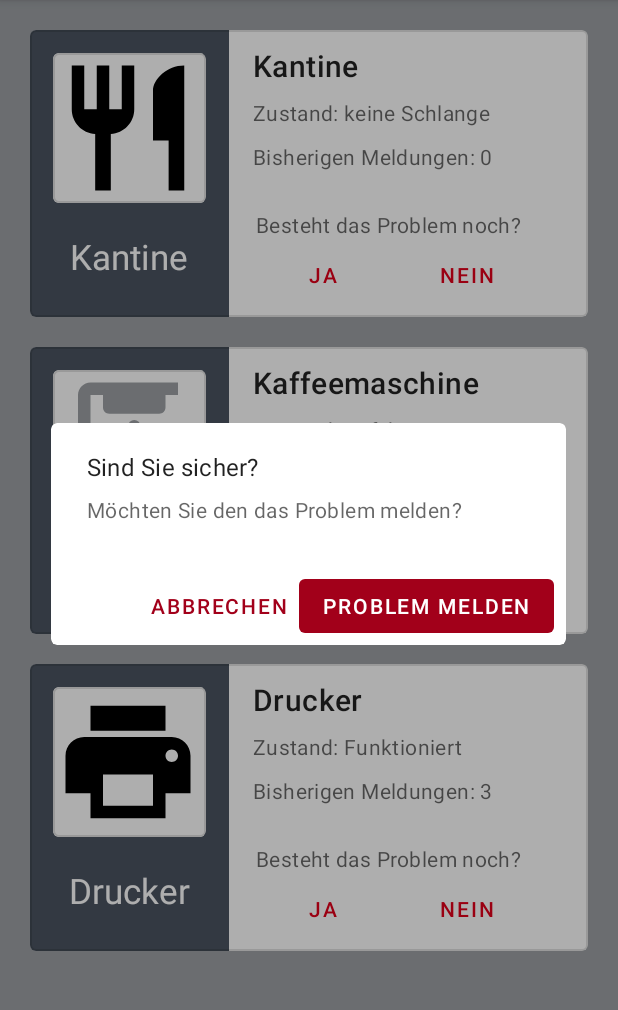
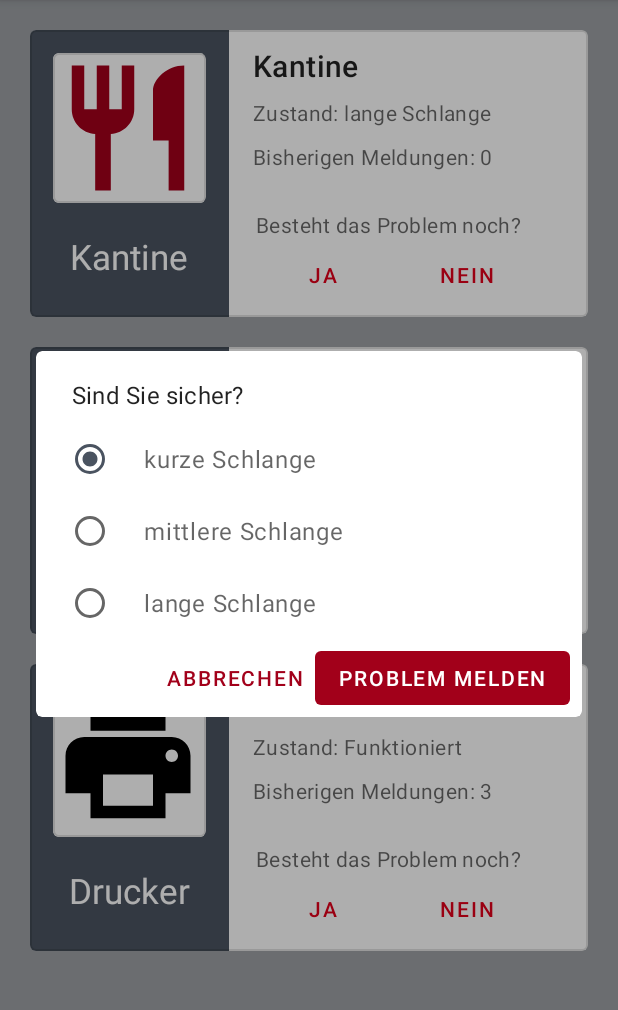
Before and after one commit to DHBWorld/DHBWorld, an Android app: the screen it shows after launch (UserInteraction), after a tap on "JA", on a phone screen of 412 x 824 dp, the part 84-1094 px from its top. Run offline under Robolectric (Android 15) with nearby library versions, the phone set to English and light mode, and no system bars.

Commit message:
DialogCofirmationUserInteraction wurde neu eingerichtet

```diff
--- a/app/src/main/java/com/main/dhbworld/Enums/InteractionState.java
+++ b/app/src/main/java/com/main/dhbworld/Enums/InteractionState.java
@@ -9,6 +9,7 @@ public enum InteractionState {
     NORMAL("Funktioniert", R.color.black),
     DEFECT("Defekt", R.color.grey_light),
     CLEANING("wird sauber gemacht", R.color.grey_light),
+
     QUEUE_LONG("lange Schlange", R.color.red_dark),
     QUEUE_MIDDLE("mittlere Schlange", R.color.red),
     QUEUE_KURZ("kurze Schlange", R.color.teal_700),
@@ -20,6 +21,7 @@ public enum InteractionState {
 
     private int color;
     private String text;
+
     InteractionState(String text, int color){
         this.color= color;
         this.text=text;
--- a/app/src/main/java/com/main/dhbworld/Fragments/DialogCofirmationUserInteraction.java
+++ b/app/src/main/java/com/main/dhbworld/Fragments/DialogCofirmationUserInteraction.java
@@ -3,19 +3,27 @@ import android.annotation.SuppressLint;
 import android.content.Context;
 import android.content.DialogInterface;
 import android.view.Gravity;
+import android.widget.ArrayAdapter;
+import android.widget.EditText;
+import android.widget.TextView;
 import android.widget.Toast;
 import androidx.annotation.NonNull;
 import com.google.android.material.dialog.MaterialAlertDialogBuilder;
+import com.main.dhbworld.Enums.InteractionState;
+import com.main.dhbworld.MainActivity;
 import com.main.dhbworld.R;
 
 
 public class DialogCofirmationUserInteraction extends MaterialAlertDialogBuilder {
+
+    private String nameOfSelectedState;
 
 
     public DialogCofirmationUserInteraction(@NonNull Context context, int message, int buttonText) {
         super(context);
         this.setTitle(R.string.sind_sie_sicher);
         this.setMessage(message);
+
 
         this.setNegativeButton(R.string.abbrechen, new DialogInterface.OnClickListener() {
             @Override
@@ -33,6 +41,51 @@ public class DialogCofirmationUserInteraction extends MaterialAlertDialogBuilder
 
             }
         });
+
+
     }
 
-  }
+    public DialogCofirmationUserInteraction(@NonNull Context context, String[] states, int buttonText) {
+        super(context);
+        this.setTitle(R.string.sind_sie_sicher);
+
+
+
+        this.setSingleChoiceItems(
+                states,
+                0,
+                new DialogInterface.OnClickListener() {
+                    @Override
+                    public void onClick(DialogInterface dialog, int item) {
+
+                        nameOfSelectedState=states[item];
+
+
+                    }
+                }
+        );
+
+        this.setNegativeButton(R.string.abbrechen, new DialogInterface.OnClickListener() {
+            @Override
+            public void onClick(DialogInterface dialog, int which) {
+                dialog.cancel();
+            }
+        });
+        this.setPositiveButton(buttonText, new DialogInterface.OnClickListener() {
+
+            @Override
+            public void onClick(DialogInterface dialog, int which) {
+                Toast toast= Toast.makeText(context, R.string.danke_fuer_event, Toast.LENGTH_SHORT);
+                toast.setGravity(Gravity.CENTER,0,0);
+                toast.show();
+
+            }
+        });
+
+
+    }
+
+    public String getNameOfSelectedState() {
+        return nameOfSelectedState;
+    }
+}
--- a/app/src/main/java/com/main/dhbworld/UserInteraction.java
+++ b/app/src/main/java/com/main/dhbworld/UserInteraction.java
@@ -1,9 +1,7 @@
 package com.main.dhbworld;
 
 import androidx.appcompat.app.AppCompatActivity;
-import androidx.fragment.app.FragmentManager;
 
-import android.content.DialogInterface;
 import android.content.res.Resources;
 import android.graphics.PorterDuff;
 import android.os.Bundle;
@@ -12,12 +10,14 @@ import android.widget.Button;
 import android.widget.ImageView;
 import android.widget.TextView;
 
-import com.google.android.material.dialog.MaterialAlertDialogBuilder;
 import com.main.dhbworld.Enums.InteractionState;
+
 import com.main.dhbworld.Fragments.DialogCofirmationUserInteraction;
 
+import java.util.ArrayList;
+
 public class UserInteraction extends AppCompatActivity {
-    private Button[] ja;
+    private ArrayList <Button> ja;
     private Button[] nein;
 
     private TextView zustandKantineTV;
@@ -53,26 +53,47 @@ public class UserInteraction extends AppCompatActivity {
     }
 
     private void jaNeinButtonsManagement(){
-        ja =new Button[3];
-        ja[0]= findViewById(R.id.ja0);
+        ja =new ArrayList<Button> ();
+        ja.add(findViewById(R.id.ja0));
+        ja.add(findViewById(R.id.ja1));
+        ja.add(findViewById(R.id.ja2));
+        /*ja[0]= findViewById(R.id.ja0);
         ja[1]= findViewById(R.id.ja1);
-        ja[2]= findViewById(R.id.ja2);
+        ja[2]= findViewById(R.id.ja2);*/
 
         nein =new Button[3];
         nein[0]= findViewById(R.id.nein0);
         nein[1]= findViewById(R.id.nein1);
         nein[2]= findViewById(R.id.nein2);
 
+        String[][] states= new String[3][];
+        states[0]= new String[]{InteractionState.QUEUE_KURZ.getText(), InteractionState.QUEUE_MIDDLE.getText(), InteractionState.QUEUE_LONG.getText()};
+        states[1]= new String[]{InteractionState.CLEANING.getText(), InteractionState.DEFECT.getText()};
+        states[2]= new String[]{"", ""};
+
         for(Button j:ja){
             j.setOnClickListener(new View.OnClickListener() {
                 @Override
                 public void onClick(View v) {
-                    DialogCofirmationUserInteraction confirmation= new DialogCofirmationUserInteraction(UserInteraction.this, R.string.moechten_sie_event_melden, R.string.problem_melden);
+
+                    DialogCofirmationUserInteraction confirmation= new DialogCofirmationUserInteraction(UserInteraction.this, states[ja.indexOf(j)] , R.string.problem_melden);
                     confirmation.show();
 
                     //Backend logik: Ein Event wurde gemeldet
 
-                }});}
+                }});
+
+        }
+
+        ja.get(2).setOnClickListener(new View.OnClickListener() {
+            @Override
+            public void onClick(View v) {
+                DialogCofirmationUserInteraction confirmation= new DialogCofirmationUserInteraction(UserInteraction.this, R.string.moechten_sie_melden_dass_der_drucker_kaputt_ist, R.string.problem_melden);
+                confirmation.show();
+
+                //Backend logik: Ein Event wurde gemeldet
+            }
+        });
 
 
 
@@ -82,6 +103,7 @@ public class UserInteraction extends AppCompatActivity {
                 public void onClick(View v) {
                     DialogCofirmationUserInteraction confirmation= new DialogCofirmationUserInteraction(UserInteraction.this, R.string.moechten_sie_das_problem_besteht_nicht_mehr, R.string.problem_ist_geloest);
                     confirmation.show();
+
 
                     //Backend logik: Das Event besteht nicht mehr
 
@@ -95,7 +117,7 @@ public class UserInteraction extends AppCompatActivity {
         zustandKaffeeTV= findViewById(R.id.zustand_kaffee);
         zustandDrukerTV= findViewById(R.id.zustand_druker);
 
-        zustandKantine=InteractionState.QUEUE_ABCENT;
+        zustandKantine=InteractionState.QUEUE_LONG;
         zustandKaffee=InteractionState.DEFECT;
         zustandDruker=InteractionState.NORMAL;
 
--- a/app/src/main/res/values/strings.xml
+++ b/app/src/main/res/values/strings.xml
@@ -17,5 +17,6 @@
     <string name="danke_fuer_event">Danke, dass Sie an unsrem Kommunikation-Service teilnehmen!</string>
     <string name="moechten_sie_das_problem_besteht_nicht_mehr">Möchten Sie melden, dass das Problem nicht mehr besteht?</string>
     <string name="problem_ist_geloest">Schon gelöst</string>
+    <string name="moechten_sie_melden_dass_der_drucker_kaputt_ist">Möchten Sie melden, dass der Drucker kaputt ist?</string>
 
 </resources>
```
